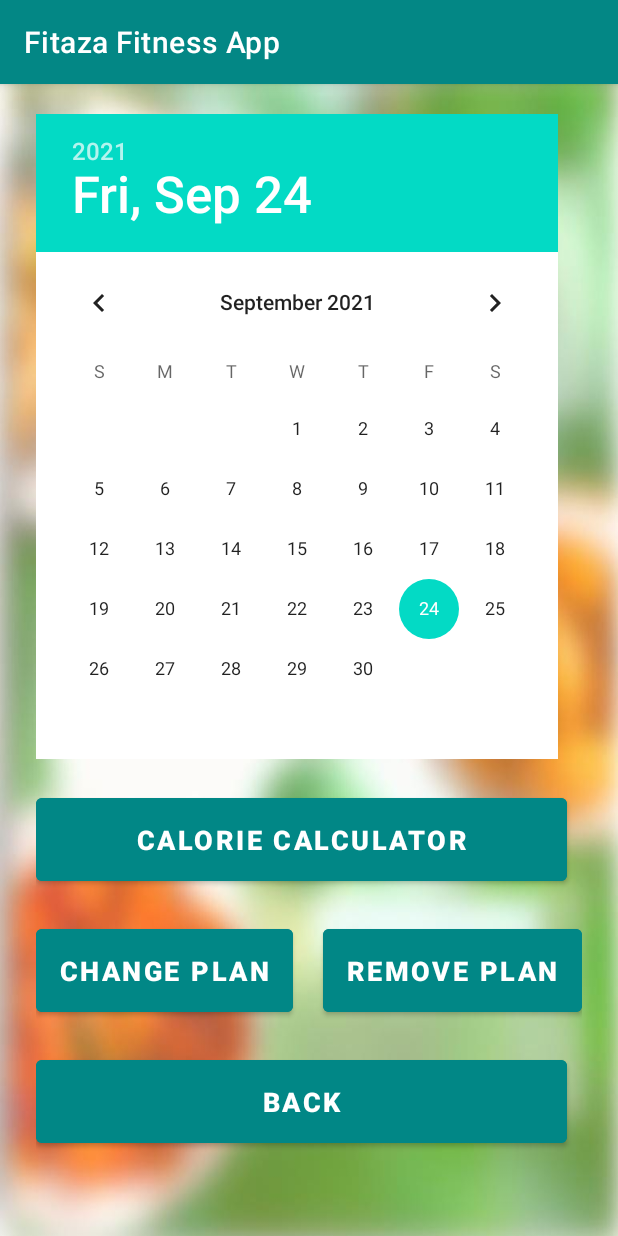
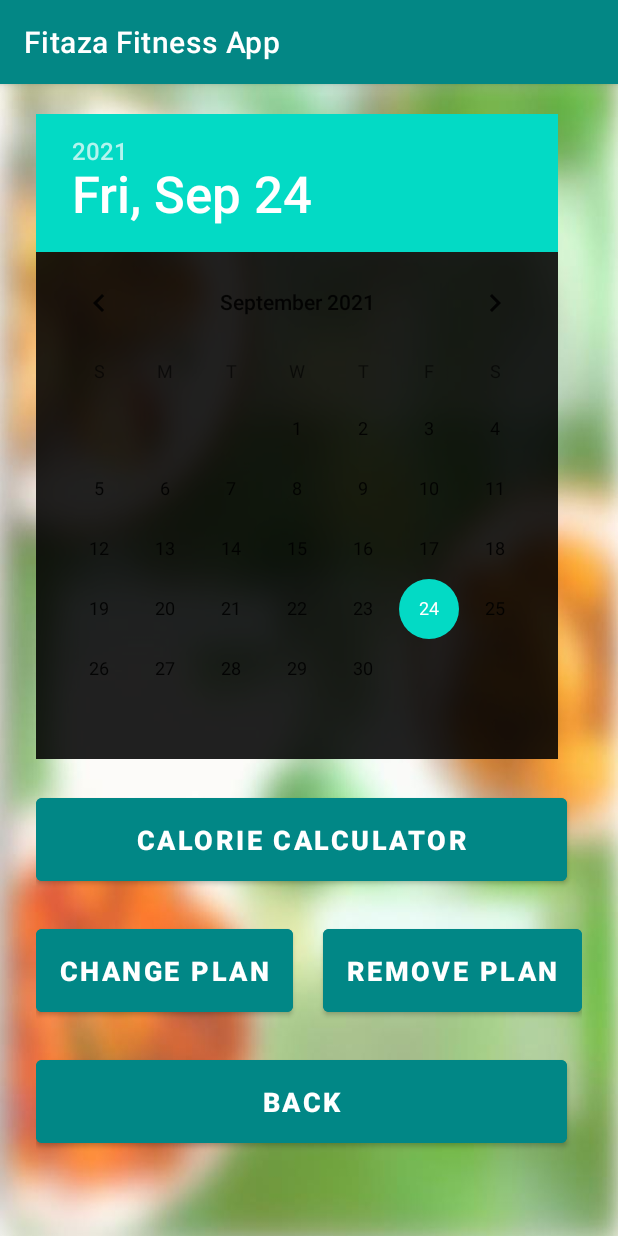
Before and after one commit to IT20382094/Fitaza, an Android app: the MealDailyPlanActivity screen opened directly, with no data from a screen before it, on a phone screen of 412 x 824 dp. Run offline under Robolectric (Android 15) with nearby library versions, the phone set to English and light mode, and no system bars; our stand-ins replace Firebase (no records; nobody signed in at launch, a user with empty details on screens opened directly).

Commit message:
modified uis

```diff
--- a/app/src/main/res/layout/activity_meal_daily_plan.xml
+++ b/app/src/main/res/layout/activity_meal_daily_plan.xml
@@ -25,7 +25,8 @@
             <DatePicker
                 android:layout_width="wrap_content"
                 android:layout_height="wrap_content"
-                android:background="@color/white"
+                android:background="@color/browser_actions_text_color"
+                android:calendarTextColor="@color/black"
 
                 />
 
--- a/app/src/main/res/layout/activity_meal_plan_calculator.xml
+++ b/app/src/main/res/layout/activity_meal_plan_calculator.xml
@@ -63,6 +63,7 @@
             android:paddingBottom="8dp"
             android:textAlignment="textEnd"
             android:textSize="16dp"
+            android:textColor="@color/black"
             tools:ignore="TouchTargetSizeCheck" />
 
     </LinearLayout>
@@ -99,6 +100,7 @@
             android:paddingBottom="8dp"
             android:textAlignment="textEnd"
             android:textSize="16dp"
+            android:textColor="@color/black"
             tools:ignore="TouchTargetSizeCheck" />
 
 
@@ -160,6 +162,7 @@
             android:paddingBottom="8dp"
             android:textAlignment="textEnd"
             android:textSize="16dp"
+            android:textColor="@color/black"
             tools:ignore="TouchTargetSizeCheck" />
 
     </LinearLayout>
@@ -196,6 +199,7 @@
             android:paddingBottom="8dp"
             android:textAlignment="textEnd"
             android:textSize="16dp"
+            android:textColor="@color/black"
             tools:ignore="TouchTargetSizeCheck" />
 
     </LinearLayout>
```
Also changed, not shown: app/src/main/res/layout/activity_meal_plan_result.xml (+5 -5 lines).
